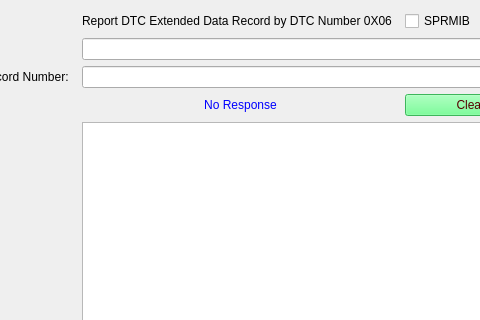
This is SID_19_06.ui in VicharaVandana/ProxiCan as Qt 5 draws it before an edit; both pictures show x 140 to 620 and y 0 to 320 of the 874 by 635 pixel window. The edited form follows.
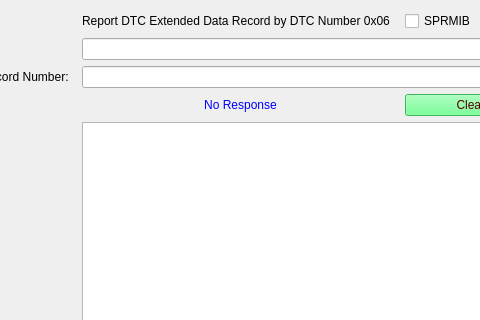
This is the edited form.

Diff of the .ui file:
```diff
--- a/SID_19_06.ui
+++ b/SID_19_06.ui
@@ -60,7 +60,7 @@
     <item row="0" column="1" colspan="2">
      <widget class="QLabel" name="subFunction_Name">
       <property name="text">
-       <string>Report DTC Extended Data Record by DTC Number 0X06 </string>
+       <string>Report DTC Extended Data Record by DTC Number 0x06 </string>
       </property>
      </widget>
     </item>
```
Left out of the diff: 2 changed lines with no effect on the pictures.
